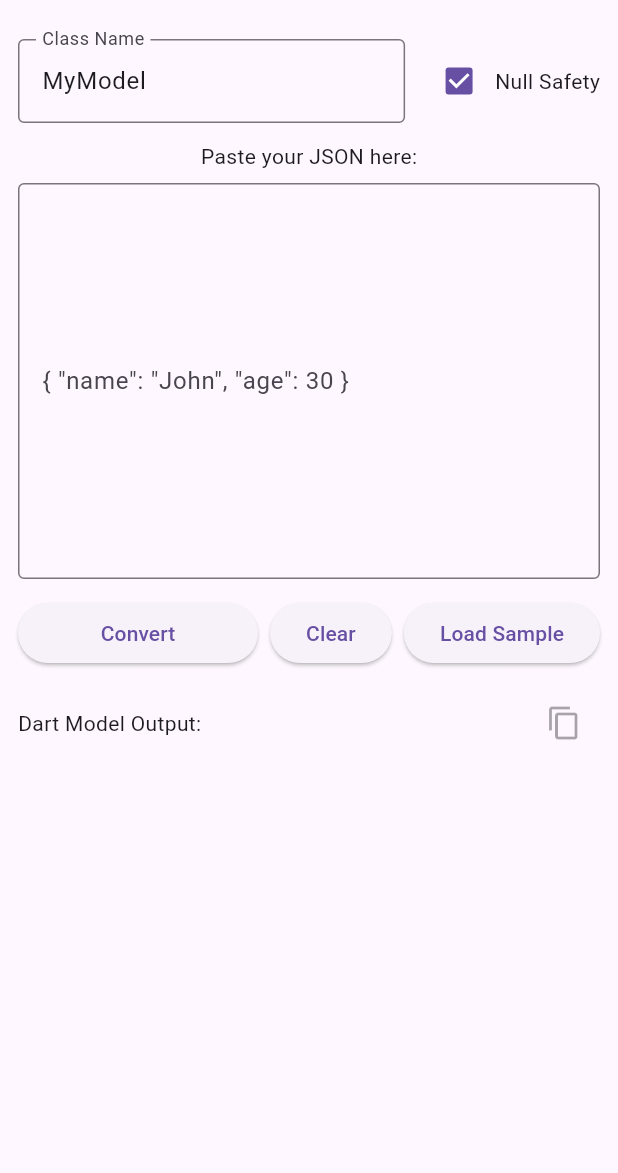
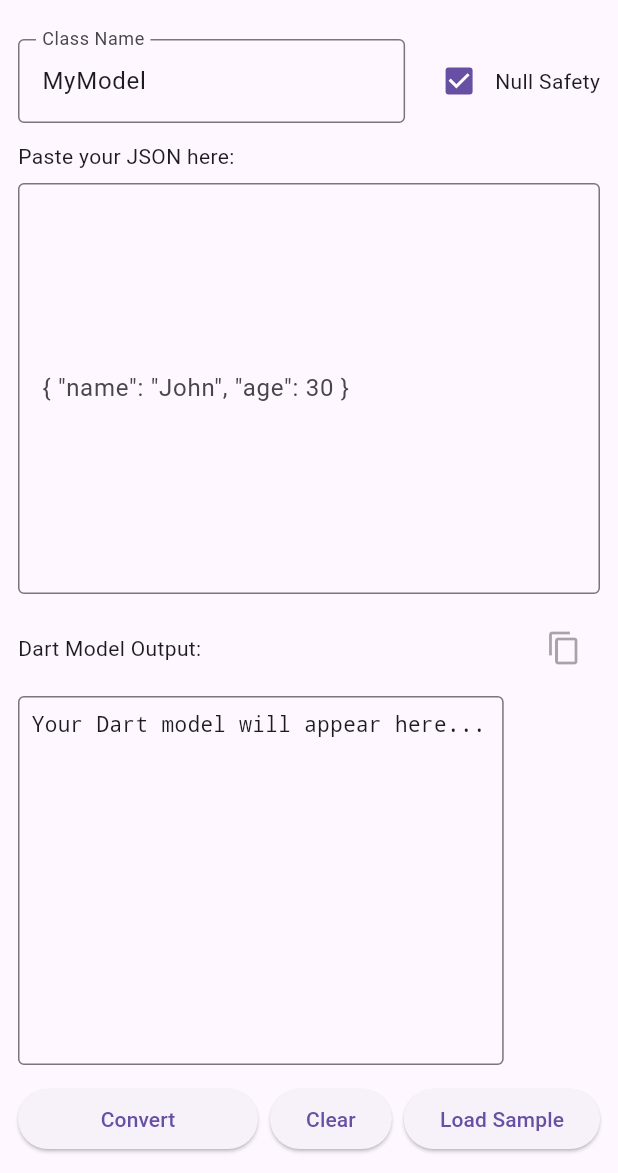
Before and after one commit to kakelay/Json-to-Dart, a Flutter app: the screen it shows after launch, on a phone screen of 412 x 824 dp, the part 63-1236 px from its top. Run offline on Flutter 3.47's test engine with Material 3 defaults, Android fonts, the phone set to English and light mode, and no system bars.

Commit message:
update split-screen UI

```diff
--- a/lib/main.dart
+++ b/lib/main.dart
@@ -144,7 +144,6 @@ class _JsonToDartPageState extends State<JsonToDartPage> {
     Map<String, Map<String, dynamic>> outSchemas,
   ) {
     if (obj is! Map<String, dynamic>) return;
-
     if (outSchemas.containsKey(className)) return;
 
     outSchemas[className] = {};
@@ -222,7 +221,6 @@ class _JsonToDartPageState extends State<JsonToDartPage> {
       if (type is String &&
           type.startsWith('List<') &&
           _isCustomClass(type.substring(5, type.length - 1))) {
-        final itemType = type.substring(5, type.length - 1);
         buffer.writeln("      '$key': $key?.map((x) => x.toJson()).toList(),");
       } else if (_isCustomClass(type)) {
         buffer.writeln("      '$key': $key?.toJson(),");
@@ -274,7 +272,10 @@ class _JsonToDartPageState extends State<JsonToDartPage> {
           ),
         ],
       ),
-      body: Padding(
+      body: LayoutBuilder(
+        builder: (context, constraints) {
+          final isWide = constraints.maxWidth > 600;
+          return Padding(
             padding: const EdgeInsets.all(12.0),
             child: Column(
               children: [
@@ -306,6 +307,43 @@ class _JsonToDartPageState extends State<JsonToDartPage> {
                   ],
                 ),
                 SizedBox(height: 12),
+                Expanded(
+                  child: isWide
+                      ? Row(children: _buildEditorPanels())
+                      : Column(children: _buildEditorPanels()),
+                ),
+                SizedBox(height: 12),
+                Row(
+                  children: [
+                    Expanded(
+                      child: ElevatedButton(
+                        onPressed: _convertJsonToDart,
+                        child: Text('Convert'),
+                      ),
+                    ),
+                    SizedBox(width: 8),
+                    ElevatedButton(onPressed: _clear, child: Text('Clear')),
+                    SizedBox(width: 8),
+                    ElevatedButton(
+                      onPressed: _loadSampleJson,
+                      child: Text('Load Sample'),
+                    ),
+                  ],
+                ),
+              ],
+            ),
+          );
+        },
+      ),
+    );
+  }
+
+  List<Widget> _buildEditorPanels() {
+    return [
+      Expanded(
+        child: Column(
+          crossAxisAlignment: CrossAxisAlignment.start,
+          children: [
             Text('Paste your JSON here:'),
             SizedBox(height: 8),
             Expanded(
@@ -319,26 +357,14 @@ class _JsonToDartPageState extends State<JsonToDartPage> {
                 ),
               ),
             ),
-            SizedBox(height: 12),
-            Row(
-              children: [
-                Expanded(
-                  child: ElevatedButton(
-                    onPressed: _convertJsonToDart,
-
-                    child: Text('Convert'),
+          ],
         ),
       ),
-                SizedBox(width: 8),
-                ElevatedButton(onPressed: _clear, child: Text('Clear')),
-                SizedBox(width: 8),
-                ElevatedButton(
-                  onPressed: _loadSampleJson,
-                  child: Text('Load Sample'),
-                ),
-              ],
-            ),
-            SizedBox(height: 12),
+      SizedBox(width: 12, height: 12),
+      Expanded(
+        child: Column(
+          crossAxisAlignment: CrossAxisAlignment.start,
+          children: [
             Row(
               mainAxisAlignment: MainAxisAlignment.spaceBetween,
               children: [
@@ -349,17 +375,27 @@ class _JsonToDartPageState extends State<JsonToDartPage> {
                 ),
               ],
             ),
+            SizedBox(height: 8),
             Expanded(
+              child: Container(
+                decoration: BoxDecoration(
+                  border: Border.all(color: Theme.of(context).dividerColor),
+                  borderRadius: BorderRadius.circular(4),
+                ),
+                padding: EdgeInsets.all(8),
                 child: SingleChildScrollView(
                   child: SelectableText(
-                  _dartCode,
+                    _dartCode.isEmpty
+                        ? 'Your Dart model will appear here...'
+                        : _dartCode,
                     style: TextStyle(fontFamily: 'Courier'),
+                  ),
                 ),
               ),
             ),
           ],
         ),
       ),
-    );
+    ];
   }
 }
```
Also changed, not shown: lib/model.dart (added). Lines whose indentation alone changed are shown as unchanged.
